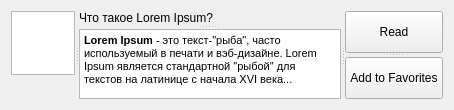
Old version of the form News_app/newsitem.ui in the repository moevm/gui-1h2018-18.
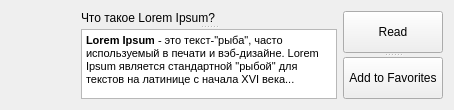
New version of the form.

What changed in the file:
```diff
--- a/News_app/newsitem.ui
+++ b/News_app/newsitem.ui
@@ -13,26 +13,21 @@
   <property name="windowTitle">
    <string>Form</string>
   </property>
-  <layout class="QVBoxLayout" name="verticalLayout">
+  <layout class="QHBoxLayout" name="horizontalLayout">
    <item>
-    <widget class="QSplitter" name="splitter_3">
-     <property name="orientation">
-      <enum>Qt::Horizontal</enum>
-     </property>
-     <widget class="QGraphicsView" name="graphicsView">
+    <widget class="QLabel" name="label">
       <property name="maximumSize">
        <size>
         <width>64</width>
         <height>64</height>
        </size>
       </property>
-      <property name="baseSize">
-       <size>
-        <width>64</width>
-        <height>64</height>
-       </size>
-      </property>
-     </widget>
+     <property name="text">
+      <string/>
+     </property>
+    </widget>
+   </item>
+   <item>
      <widget class="QSplitter" name="splitter">
       <property name="orientation">
        <enum>Qt::Vertical</enum>
@@ -58,7 +53,15 @@
        </property>
       </widget>
      </widget>
+   </item>
+   <item>
      <widget class="QSplitter" name="splitter_2">
+     <property name="maximumSize">
+      <size>
+       <width>16777215</width>
+       <height>16777215</height>
+      </size>
+     </property>
       <property name="orientation">
        <enum>Qt::Vertical</enum>
       </property>
@@ -71,7 +74,6 @@
        <property name="text">
         <string>Add to Favorites</string>
        </property>
-      </widget>
      </widget>
     </widget>
    </item>
```
Lines whose indentation alone changed are shown as unchanged.
